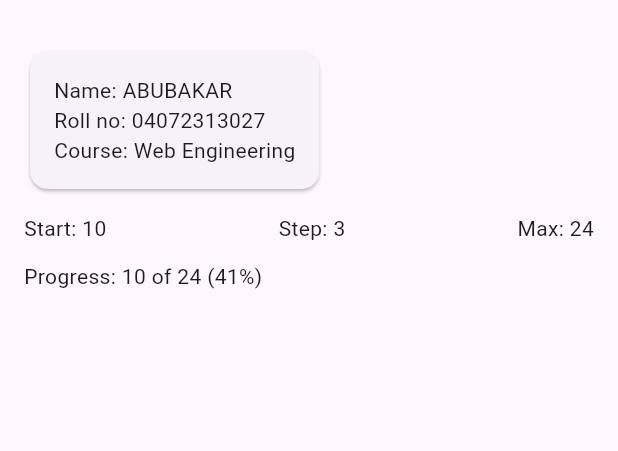
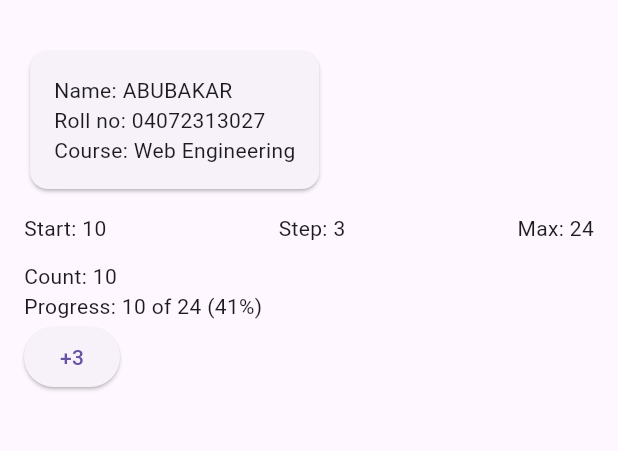
Before and after one commit to abubakar-aslam01/MAD_TASKS, a Flutter app: the screen it shows after launch, on a phone screen of 412 x 824 dp, the part 63-514 px from its top. Run offline on Flutter 3.47's test engine with Material 3 defaults, Android fonts, the phone set to English and light mode, and no system bars.

Commit message:
Flutter lab: step 5

```diff
--- a/flutter_lab/lib/main.dart
+++ b/flutter_lab/lib/main.dart
@@ -76,7 +76,7 @@
               ],
             ),
             const SizedBox(height: 12),
-            GoalBanner(count: startCount, max: maxCount),
+            const Tally(),
           ],
         ),
       ),
@@ -135,6 +135,46 @@
   }
 }
 
+class Tally extends StatefulWidget {
+  // Think (Step 5): two classes because the widget is immutable configuration
+  // (recreated on rebuild), while the State object lives on and keeps the
+  // memory (_count) between rebuilds.
+  const Tally({super.key});
+
+  @override
+  State<Tally> createState() => _TallyState();
+}
+
+class _TallyState extends State<Tally> {
+  int _count = startCount;
+
+  void _plus() {
+    setState(() {
+      _count += stepSize;
+    });
+  }
+
+  @override
+  Widget build(BuildContext context) {
+    return Column(
+      crossAxisAlignment: CrossAxisAlignment.start,
+      children: [
+        Text('Count: $_count', key: const Key('count')),
+        GoalBanner(count: _count, max: maxCount),
+        Row(
+          children: [
+            ElevatedButton(
+              key: const Key('plus'),
+              onPressed: _plus,
+              child: Text('+$stepSize'),
+            ),
+          ],
+        ),
+      ],
+    );
+  }
+}
+
 // ---- Provided for Step 7. It has a bug on purpose. Do not rename anything.
 class BuggyCounter extends StatefulWidget {
   const BuggyCounter({super.key});
```
